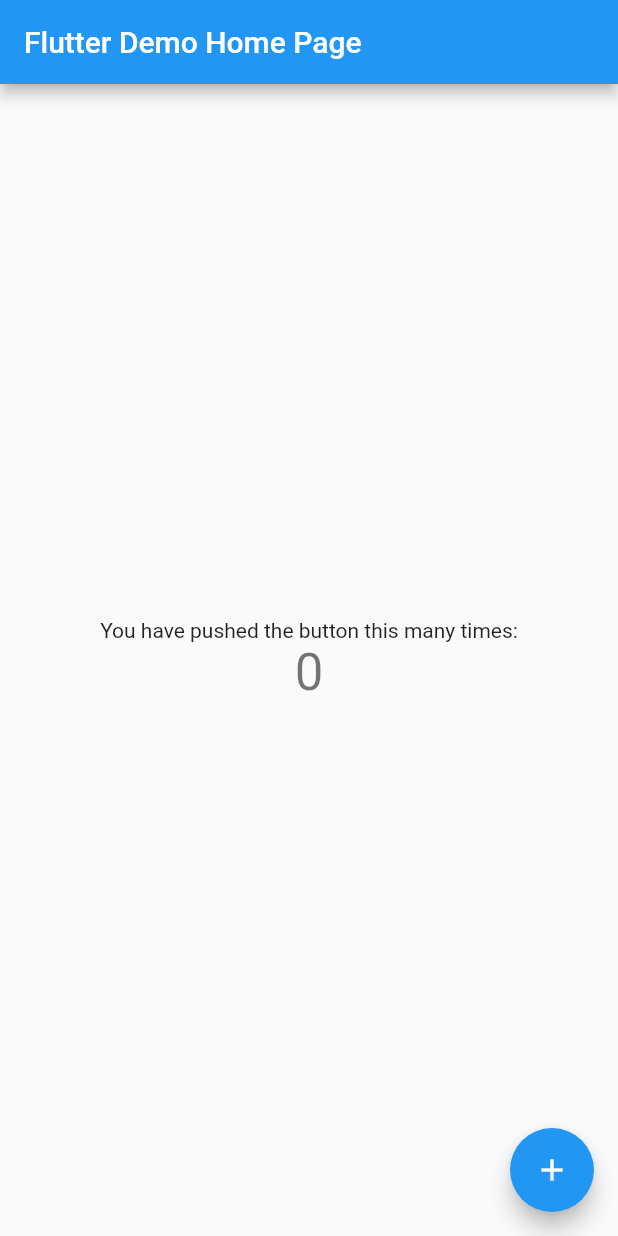
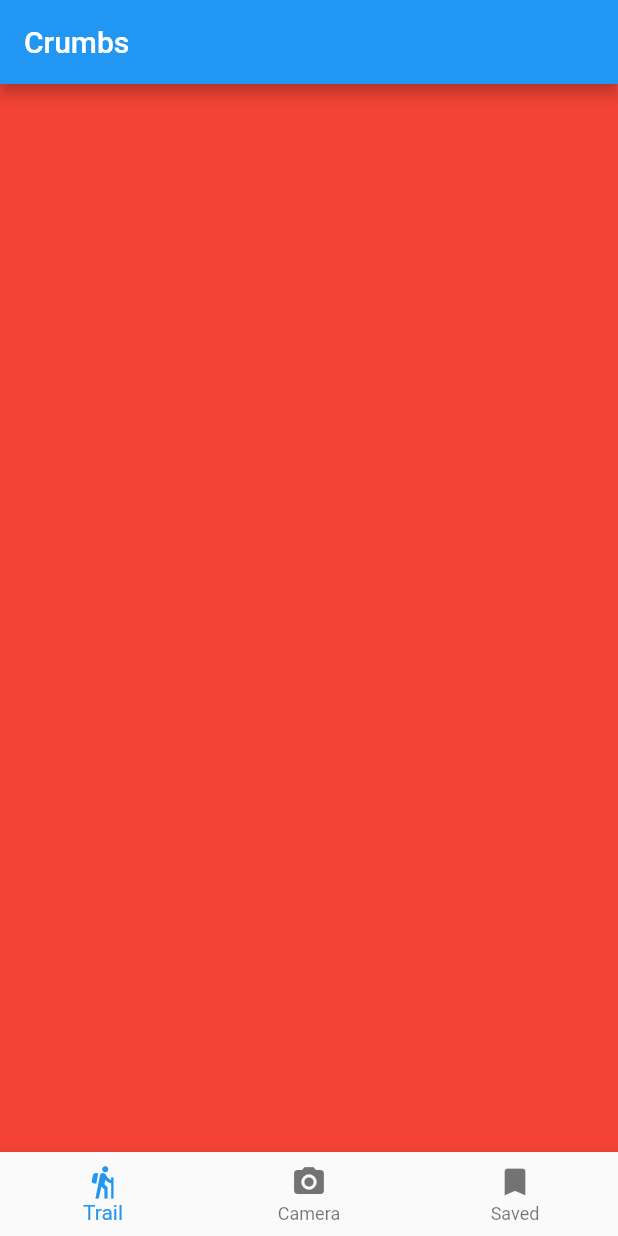
Before and after one commit to Sungrebe/Crumbs-Beta, a Flutter app: the screen it shows after launch, on a phone screen of 412 x 824 dp. Run offline on Flutter 3.47's test engine with Material 2 defaults, Android fonts, the phone set to English and light mode, and no system bars.

```diff
--- a/lib/main.dart
+++ b/lib/main.dart
@@ -1,115 +1,75 @@
 import 'package:flutter/material.dart';
+import 'package:crumbs/tabs/trail.dart';
 
 void main() {
-  runApp(const MyApp());
+  runApp(const App());
 }
 
-class MyApp extends StatelessWidget {
-  const MyApp({Key? key}) : super(key: key);
+class App extends StatelessWidget {
+  const App({Key? key}) : super(key: key);
 
-  // This widget is the root of your application.
   @override
   Widget build(BuildContext context) {
     return MaterialApp(
-      title: 'Flutter Demo',
+      title: 'Crumbs',
       theme: ThemeData(
-        // This is the theme of your application.
-        //
-        // Try running your application with "flutter run". You'll see the
-        // application has a blue toolbar. Then, without quitting the app, try
-        // changing the primarySwatch below to Colors.green and then invoke
-        // "hot reload" (press "r" in the console where you ran "flutter run",
-        // or simply save your changes to "hot reload" in a Flutter IDE).
-        // Notice that the counter didn't reset back to zero; the application
-        // is not restarted.
         primarySwatch: Colors.blue,
       ),
-      home: const MyHomePage(title: 'Flutter Demo Home Page'),
+      home: const HomePage(title: 'Crumbs'),
     );
   }
 }
 
-class MyHomePage extends StatefulWidget {
-  const MyHomePage({Key? key, required this.title}) : super(key: key);
-
-  // This widget is the home page of your application. It is stateful, meaning
-  // that it has a State object (defined below) that contains fields that affect
-  // how it looks.
-
-  // This class is the configuration for the state. It holds the values (in this
-  // case the title) provided by the parent (in this case the App widget) and
-  // used by the build method of the State. Fields in a Widget subclass are
-  // always marked "final".
+class HomePage extends StatefulWidget {
+  const HomePage({Key? key, required this.title}) : super(key: key);
 
   final String title;
 
   @override
-  State<MyHomePage> createState() => _MyHomePageState();
+  State<HomePage> createState() => _HomePageState();
 }
 
-class _MyHomePageState extends State<MyHomePage> {
-  int _counter = 0;
+class _HomePageState extends State<HomePage> {
+  int _selectedIndex = 0;
 
-  void _incrementCounter() {
+  static final List<Widget> _tabs = [
+    const TrailTab(key: Key('trail_tab')),
+  ];
+
+  void _onItemTapped(int index) {
     setState(() {
-      // This call to setState tells the Flutter framework that something has
-      // changed in this State, which causes it to rerun the build method below
-      // so that the display can reflect the updated values. If we changed
-      // _counter without calling setState(), then the build method would not be
-      // called again, and so nothing would appear to happen.
-      _counter++;
+      _selectedIndex = index;
     });
   }
 
   @override
   Widget build(BuildContext context) {
-    // This method is rerun every time setState is called, for instance as done
-    // by the _incrementCounter method above.
-    //
-    // The Flutter framework has been optimized to make rerunning build methods
-    // fast, so that you can just rebuild anything that needs updating rather
-    // than having to individually change instances of widgets.
     return Scaffold(
       appBar: AppBar(
-        // Here we take the value from the MyHomePage object that was created by
-        // the App.build method, and use it to set our appbar title.
         title: Text(widget.title),
       ),
       body: Center(
-        // Center is a layout widget. It takes a single child and positions it
-        // in the middle of the parent.
-        child: Column(
-          // Column is also a layout widget. It takes a list of children and
-          // arranges them vertically. By default, it sizes itself to fit its
-          // children horizontally, and tries to be as tall as its parent.
-          //
-          // Invoke "debug painting" (press "p" in the console, choose the
-          // "Toggle Debug Paint" action from the Flutter Inspector in Android
-          // Studio, or the "Toggle Debug Paint" command in Visual Studio Code)
-          // to see the wireframe for each widget.
-          //
-          // Column has various properties to control how it sizes itself and
-          // how it positions its children. Here we use mainAxisAlignment to
-          // center the children vertically; the main axis here is the vertical
-          // axis because Columns are vertical (the cross axis would be
-          // horizontal).
-          mainAxisAlignment: MainAxisAlignment.center,
-          children: <Widget>[
-            const Text(
-              'You have pushed the button this many times:',
-            ),
-            Text(
-              '$_counter',
-              style: Theme.of(context).textTheme.headline4,
-            ),
-          ],
-        ),
+        child: _tabs.elementAt(_selectedIndex),
       ),
-      floatingActionButton: FloatingActionButton(
-        onPressed: _incrementCounter,
-        tooltip: 'Increment',
-        child: const Icon(Icons.add),
-      ), // This trailing comma makes auto-formatting nicer for build methods.
+      bottomNavigationBar: BottomNavigationBar(
+        key: const Key('bottom_navigation_bar'),
+        items: const [
+          BottomNavigationBarItem(
+            icon: Icon(Icons.hiking),
+            label: 'Trail',
+          ),
+          BottomNavigationBarItem(
+            icon: Icon(Icons.photo_camera),
+            label: 'Camera',
+          ),
+          BottomNavigationBarItem(
+            icon: Icon(Icons.bookmark),
+            label: 'Saved',
+          ),
+        ],
+        currentIndex: _selectedIndex,
+        onTap: _onItemTapped,
+      ),
     );
   }
 }
--- /dev/null
+++ b/lib/tabs/trail.dart
@@ -0,0 +1,15 @@
+import 'package:flutter/material.dart';
+
+class TrailTab extends StatefulWidget {
+  const TrailTab({Key? key}) : super(key: key);
+
+  @override
+  State<TrailTab> createState() => _TrailTabState();
+}
+
+class _TrailTabState extends State<TrailTab> {
+  @override
+  Widget build(BuildContext context) {
+    return Container(color: Colors.red);
+  }
+}
--- a/pubspec.yaml
+++ b/pubspec.yaml
@@ -36,6 +36,8 @@ dependencies:
   cupertino_icons: ^1.0.2
 
 dev_dependencies:
+  integration_test:
+    sdk: flutter
   flutter_test:
     sdk: flutter
 
```
Also changed, not shown: pubspec.lock, 10 other files.
